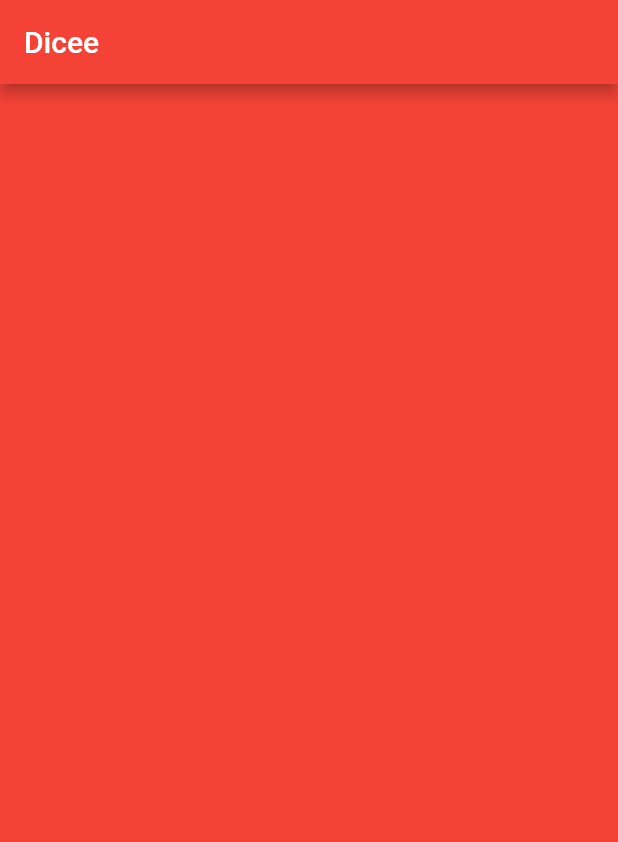
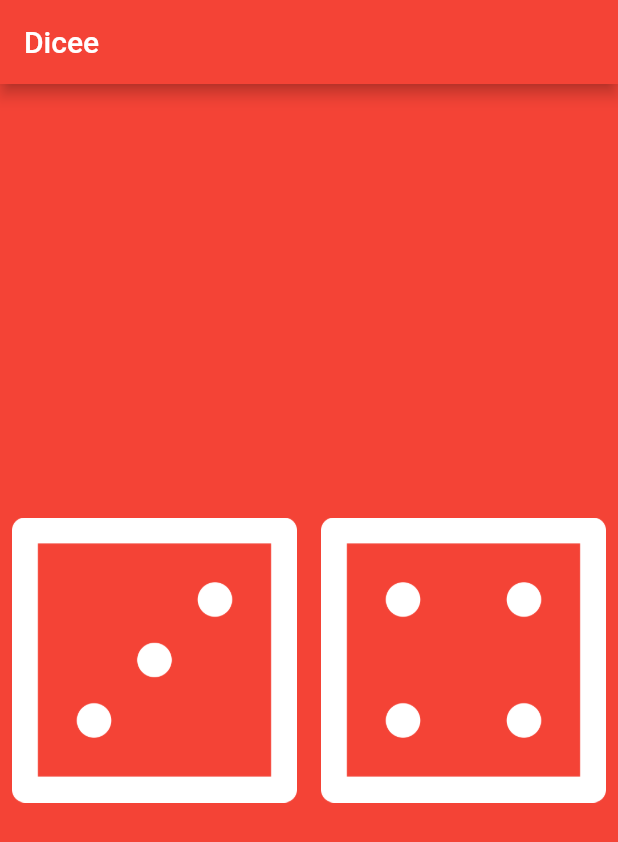
Before and after one commit to spy-der-web/Dice_app, a Flutter app: the screen it shows after launch, on a phone screen of 412 x 824 dp. Shown: the top 842 px of the screen. Run offline on Flutter 3.47's test engine with Material 2 defaults, Android fonts, the phone set to English and light mode, and no system bars.

Commit message:
initial commit

```diff
--- a/lib/main.dart
+++ b/lib/main.dart
@@ -16,8 +16,33 @@ void main() {
 }
 
 class DicePage extends StatelessWidget {
+
   @override
   Widget build(BuildContext context) {
-    return Container();
+    var leftDiceNumber = 3;
+
+    return Center(
+      child: Row(
+        children: <Widget>[
+          Expanded(
+              child: TextButton(
+                onPressed: (){
+                  print('Left button got pressed. ');
+                },
+                child: Image.asset('images/dice$leftDiceNumber.png'),
+              ),
+          ),
+
+          Expanded(
+            child: TextButton(
+              onPressed: (){
+                print('right button got pressed. ');
+              },
+              child: Image.asset('images/dice4.png'),
+            ),
+          ),
+        ],
+      ),
+    );
   }
 }
```
